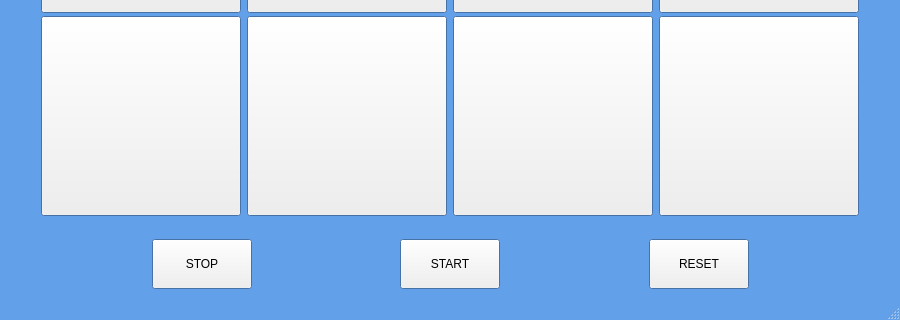
Old version of the form tictactoe_ui.ui in the repository bsao17/new_tictactoe; both pictures show x 0 to 900 and y 602 to 922 of the 900 by 922 pixel window.
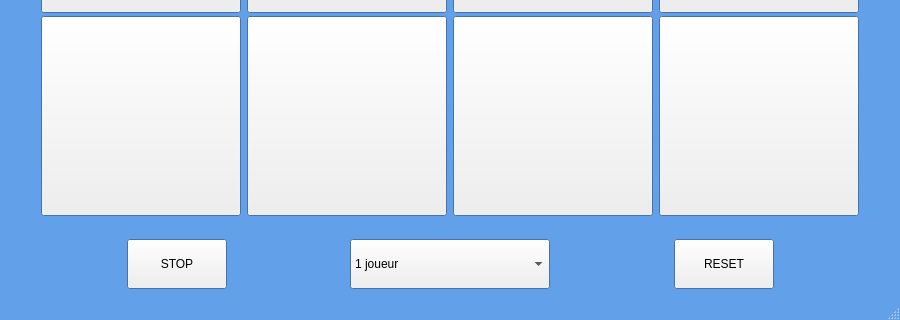
New version of the form.

Commit message: feat: update UI, adding comboBox one and two players

```diff
--- a/tictactoe_ui.ui
+++ b/tictactoe_ui.ui
@@ -628,22 +628,23 @@
        </spacer>
       </item>
       <item>
-       <widget class="QPushButton" name="pushButton_18">
+       <widget class="QComboBox" name="player_choice">
         <property name="minimumSize">
          <size>
-          <width>100</width>
+          <width>200</width>
           <height>50</height>
          </size>
         </property>
-        <property name="maximumSize">
-         <size>
-          <width>16777215</width>
-          <height>50</height>
-         </size>
-        </property>
-        <property name="text">
-         <string>START</string>
-        </property>
+        <item>
+         <property name="text">
+          <string>1 joueur</string>
+         </property>
+        </item>
+        <item>
+         <property name="text">
+          <string>2 joueurs</string>
+         </property>
+        </item>
        </widget>
       </item>
       <item>
```
Left out of the diff: 12 changed lines with no effect on the pictures. The commit also changes 4 other files.
